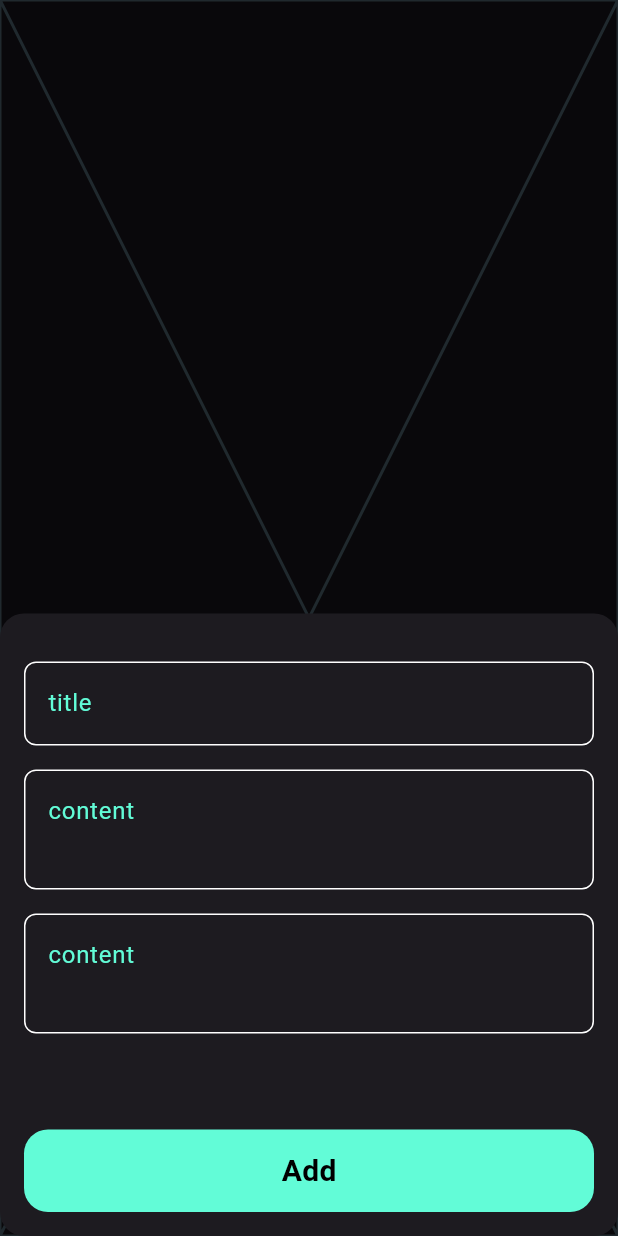
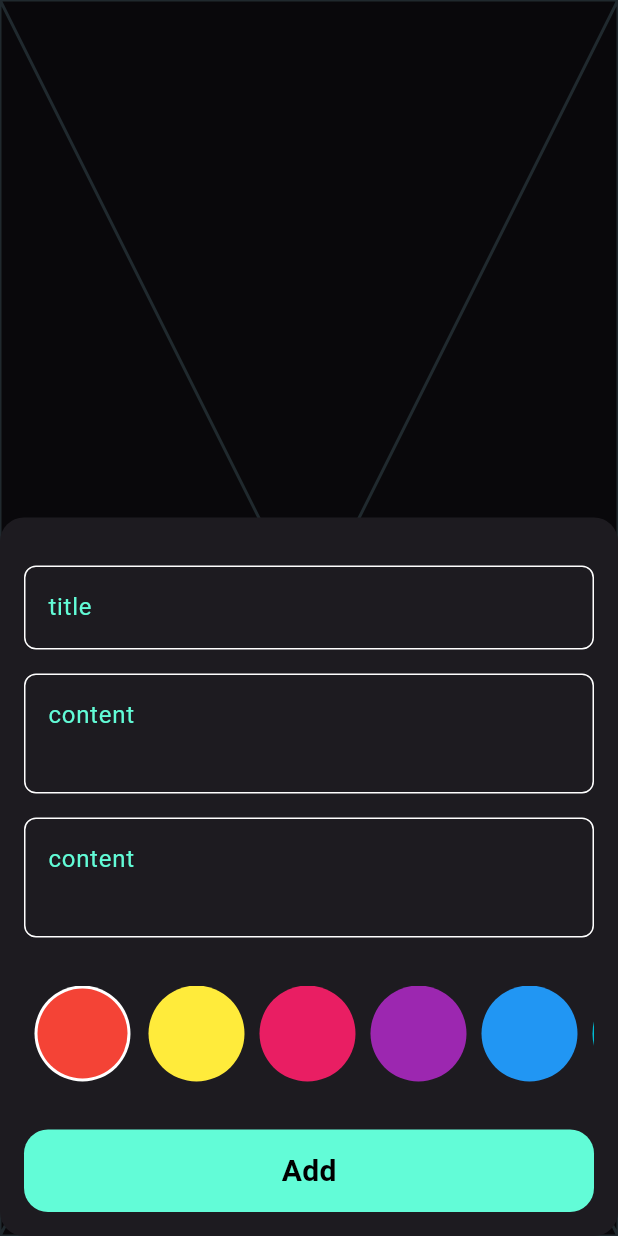
Before and after one commit to YazanMtawej/exercise_application, a Flutter app: the screen it shows after launch, after a tap on the "add" icon, on a phone screen of 412 x 824 dp. Run offline on Flutter 3.47's test engine with Material 3 defaults, Android fonts, the light colour scheme and no system bars; our stand-ins replace device_preview, flutter_bloc, hive, hive_flutter; accounts and stored records are empty.

Commit message:
build colors list view

```diff
--- a/lib/widgets/add_exercise_form.dart
+++ b/lib/widgets/add_exercise_form.dart
@@ -1,6 +1,7 @@
 
 import 'package:exercise_application/Models/exercise_model.dart';
 import 'package:exercise_application/cubit/add_exercise_cubit/add_exercise_cubit.dart';
+import 'package:exercise_application/widgets/colors_list_view.dart';
 import 'package:exercise_application/widgets/custom_button.dart';
 import 'package:exercise_application/widgets/custom_text_field.dart';
 import 'package:flutter/material.dart';
@@ -59,7 +60,7 @@ class _AddExerciseFormState extends State<AddExerciseForm> {
             const SizedBox(
               height: 32,
             ),
-            //const ColorsListView(),
+            const ColorsListView(),
             const SizedBox(
               height: 32,
             ),
--- /dev/null
+++ b/lib/widgets/colors_list_view.dart
@@ -0,0 +1,66 @@
+
+import 'package:exercise_application/constants.dart';
+import 'package:exercise_application/cubit/add_exercise_cubit/add_exercise_cubit.dart';
+import 'package:flutter/material.dart';
+import 'package:flutter_bloc/flutter_bloc.dart';
+
+class ColorItem extends StatelessWidget {
+  const ColorItem({super.key, required this.isActive, required this.color});
+ final bool isActive;
+ final Color color;
+  @override
+  Widget build(BuildContext context) {
+    return isActive?   CircleAvatar(
+      radius: 34,
+      backgroundColor: Colors.white,
+      child: CircleAvatar(
+        radius: 30,
+        backgroundColor: color,
+      ),
+    ) :CircleAvatar(
+      radius: 32,
+      backgroundColor: color,
+    );
+  }
+}
+
+class ColorsListView extends StatefulWidget {
+  const ColorsListView({super.key});
+
+  @override
+  State<ColorsListView> createState() => _ColorsListViewState();
+}
+
+class _ColorsListViewState extends State<ColorsListView> {
+  int currentIndex=0;
+
+
+
+  @override
+  Widget build(BuildContext context) {
+    return SizedBox(
+      height: 64,
+      child: ListView.builder(
+        itemCount: kColors.length,
+        scrollDirection: Axis.horizontal,
+        itemBuilder: (context,index){
+
+          return  Padding(
+            padding: const EdgeInsets.symmetric(horizontal: 5),
+            child: GestureDetector(
+              onTap: (){
+                currentIndex=index;
+                BlocProvider.of<AddExerciseCubit>(context).color=kColors[index];
+                setState(() {});
+              },
+              child: ColorItem(
+                color: kColors[index],
+                isActive: currentIndex==index,
+              ),
+            ),
+          );
+        },
+      ),
+    );
+  }
+}
```
